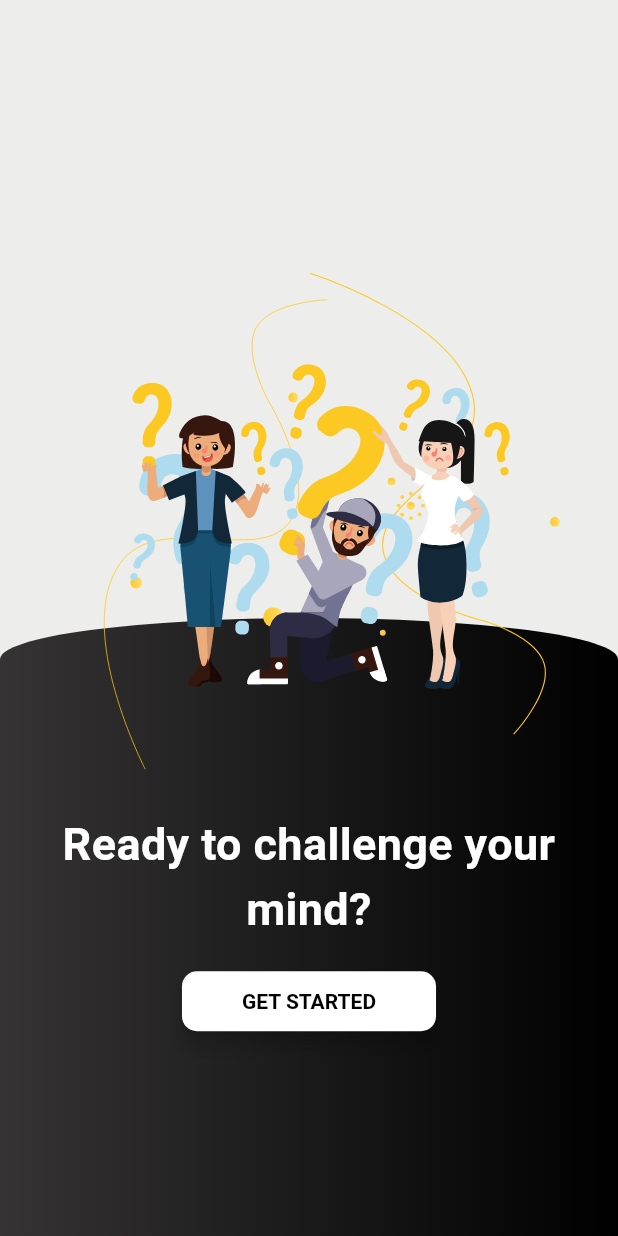
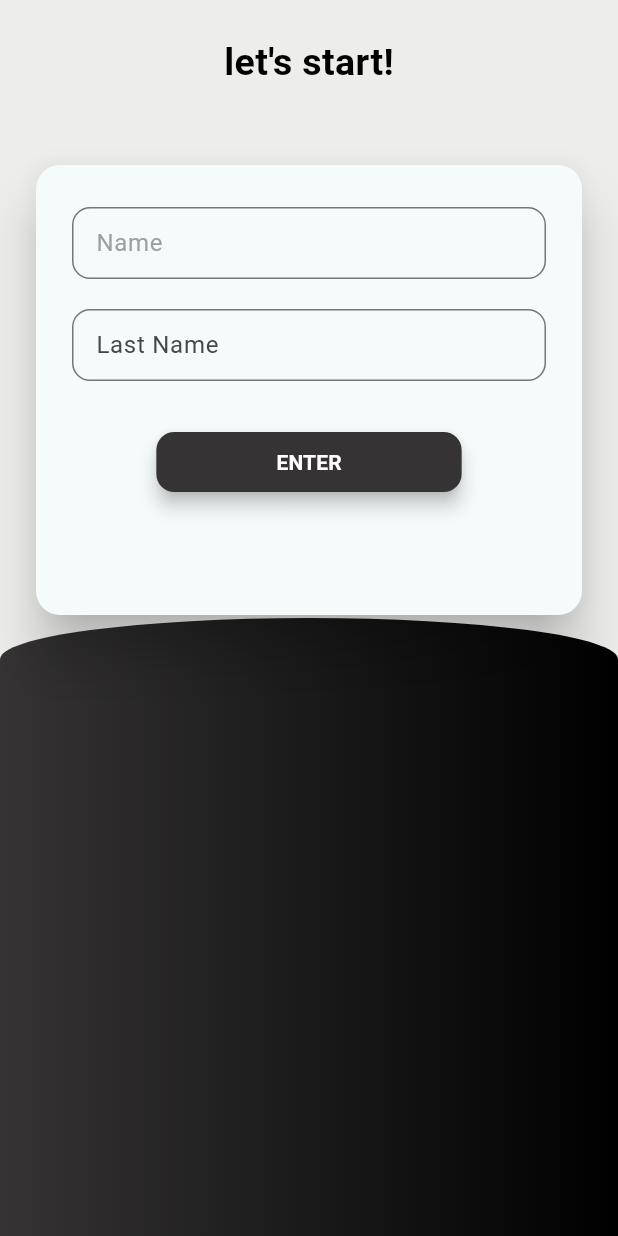
Before and after one commit to Mohamad-Ajmal/AdvancedQuizApp, a Flutter app: the OnboardingScreen screen opened directly, after a tap on "GET STARTED", on a phone screen of 412 x 824 dp. Run offline on Flutter 3.47's test engine with Material 3 defaults, Android fonts, the phone set to English and light mode, and no system bars; our stand-ins replace flutter_svg, shared_preferences; accounts and stored records are empty.

Commit message:
Authentication screen design  is finished

```diff
--- a/lib/main.dart
+++ b/lib/main.dart
@@ -1,4 +1,5 @@
 import 'package:flutter/material.dart';
+import 'package:quizapp/screens/onboarding_screen.dart';
 
 void main() {
   runApp(const MyApp());
@@ -13,24 +14,13 @@ class MyApp extends StatelessWidget {
     return MaterialApp(
       title: 'Flutter Demo',
       theme: ThemeData(
-        // This is the theme of your application.
-        //
-        // TRY THIS: Try running your application with "flutter run". You'll see
-        // the application has a purple toolbar. Then, without quitting the app,
-        // try changing the seedColor in the colorScheme below to Colors.green
-        // and then invoke "hot reload" (save your changes or press the "hot
-        // reload" button in a Flutter-supported IDE, or press "r" if you used
-        // the command line to start the app).
-        //
-        // Notice that the counter didn't reset back to zero; the application
-        // state is not lost during the reload. To reset the state, use hot
-        // restart instead.
-        //
-        // This works for code too, not just values: Most code changes can be
-        // tested with just a hot reload.
-        colorScheme: ColorScheme.fromSeed(seedColor: Colors.deepPurple),
+        colorScheme: ColorScheme.fromSeed(
+          seedColor: Colors.white,
+          primary: Colors.grey,
+        ),
       ),
-      home: const MyHomePage(title: 'Flutter Demo Home Page'),
+      debugShowCheckedModeBanner: false,
+      home: OnboardingScreen(),
     );
   }
 }
--- /dev/null
+++ b/lib/screens/auth_screen.dart
@@ -0,0 +1,162 @@
+import 'package:flutter/material.dart';
+import 'package:quizapp/screens/home_screen.dart';
+import 'package:shared_preferences/shared_preferences.dart';
+
+class AuthScreen extends StatelessWidget {
+  AuthScreen({super.key});
+
+  final _form = GlobalKey<FormState>();
+  final name = TextEditingController();
+  final lastname = TextEditingController();
+
+  _saveUserInfo() async {
+    SharedPreferences prefs = await SharedPreferences.getInstance();
+    await prefs.setBool('onboard', false);
+    await prefs.setString('fullname', '${name.text} ${lastname.text}');
+  }
+
+  @override
+  Widget build(BuildContext context) {
+    return Scaffold(
+      backgroundColor: Color(0xffededeb),
+      body: Stack(
+        children: [
+          Container(
+            margin: EdgeInsets.only(
+              top: MediaQuery.of(context).size.height / 2,
+            ),
+            height: MediaQuery.of(context).size.height,
+            width: double.infinity,
+            decoration: BoxDecoration(
+              gradient: LinearGradient(
+                colors: [Color.fromARGB(255, 53, 51, 51), Colors.black],
+                begin: Alignment.bottomLeft,
+                end: Alignment.bottomRight,
+              ),
+              borderRadius: BorderRadius.vertical(
+                top: Radius.elliptical(MediaQuery.of(context).size.height, 110),
+              ),
+            ),
+          ),
+          SafeArea(
+            child: Container(
+              margin: EdgeInsets.symmetric(horizontal: 24),
+              child: Form(
+                key: _form,
+                child: SingleChildScrollView(
+                  child: Column(
+                    children: [
+                      SizedBox(height: 24),
+                      Text(
+                        "let's start!",
+                        style: TextStyle(
+                          color: Colors.black,
+                          fontSize: 25,
+                          fontWeight: FontWeight.bold,
+                        ),
+                      ),
+                      SizedBox(height: 50),
+                      Material(
+                        elevation: 15,
+                        borderRadius: BorderRadius.circular(16),
+                        child: Container(
+                          padding: EdgeInsets.only(
+                            right: 24,
+                            left: 24,
+                            top: 28,
+                          ),
+                          height: 300,
+                          decoration: BoxDecoration(
+                            borderRadius: BorderRadius.circular(16),
+                          ),
+                          child: Column(
+                            children: [
+                              TextFormField(
+                                controller: name,
+                                decoration: InputDecoration(
+                                  border: OutlineInputBorder(
+                                    borderRadius: BorderRadius.circular(12),
+                                  ),
+                                  hintText: "Name",
+                                  hintStyle: TextStyle(color: Colors.grey),
+                                  isDense: true,
+                                ),
+                                textInputAction: TextInputAction.next,
+                                validator: (value) {
+                                  if (value == null || value.isEmpty) {
+                                    return 'Please Enter Name';
+                                  }
+                                  return null;
+                                },
+                              ),
+                              SizedBox(height: 20),
+                              TextFormField(
+                                controller: lastname,
+                                textInputAction: TextInputAction.done,
+                                decoration: InputDecoration(
+                                  border: OutlineInputBorder(
+                                    borderRadius: BorderRadius.circular(12),
+                                  ),
+                                  hintText: "Last Name",
+                                  isDense: true,
+                                ),
+                                validator: (value) {
+                                  if (value == null || value.isEmpty) {
+                                    return "Please Enter Last Name";
+                                  }
+                                  return null;
+                                },
+                              ),
+                              SizedBox(height: 30),
+                              ElevatedButton(
+                                onPressed: () {
+                                  final valid = _form.currentState?.validate();
+                                  if (!valid!) {
+                                    return;
+                                  }
+                                  _saveUserInfo();
+                                  Navigator.of(context).push(
+                                    MaterialPageRoute(
+                                      builder:
+                                          (ctx) => HomeScreen(
+                                            '${name.text} ${lastname.text}',
+                                          ),
+                                    ),
+                                  );
+                                },
+                                style: ElevatedButton.styleFrom(
+                                  backgroundColor: Color.fromARGB(
+                                    255,
+                                    53,
+                                    51,
+                                    51,
+                                  ),
+                                  padding: EdgeInsets.symmetric(horizontal: 80),
+                                  elevation: 5,
+                                  shape: RoundedRectangleBorder(
+                                    borderRadius: BorderRadius.circular(12),
+                                  ),
+                                ),
+                                child: Text(
+                                  "ENTER",
+                                  style: TextStyle(
+                                    color: Colors.white,
+                                    fontWeight: FontWeight.bold,
+                                  ),
+                                ),
+                              ),
+                            ],
+                          ),
+                        ),
+                      ),
+                    ],
+                  ),
+                ),
+              ),
+            ),
+          ),
+        ],
+      ),
+    );
+  }
+}
--- /dev/null
+++ b/lib/screens/home_screen.dart
@@ -0,0 +1,15 @@
+import 'package:flutter/material.dart';
+
+class HomeScreen extends StatefulWidget {
+  String? fullName;
+  HomeScreen([this.fullName]);
+  @override
+  State<HomeScreen> createState() => _HomeScreenState();
+}
+
+class _HomeScreenState extends State<HomeScreen> {
+  @override
+  Widget build(BuildContext context) {
+    return Scaffold(body: SingleChildScrollView(child: Text("Home Screen")));
+  }
+}
--- a/lib/screens/onboarding_screen.dart
+++ b/lib/screens/onboarding_screen.dart
@@ -1,5 +1,6 @@
 import 'package:flutter/material.dart';
 import 'package:flutter_svg/flutter_svg.dart';
+import 'package:quizapp/screens/auth_screen.dart';
 
 class OnboardingScreen extends StatelessWidget {
   const OnboardingScreen({super.key});
@@ -45,11 +46,12 @@ class OnboardingScreen extends StatelessWidget {
                   ),
                   SizedBox(height: 16),
                   ElevatedButton(
-                    onPressed: () => (),
-                    // onPressed:
-                    //     () = {
-                    //       // Navigator.of(context).push(MaterialPageRoute(builder: (ctx)))
-                    //     },
+                    onPressed:
+                        () => {
+                          Navigator.of(context).push(
+                            MaterialPageRoute(builder: (ctx) => AuthScreen()),
+                          ),
+                        },
                     child: Text("GET STARTED"),
                     style: ElevatedButton.styleFrom(
                       backgroundColor: Colors.white,
```
